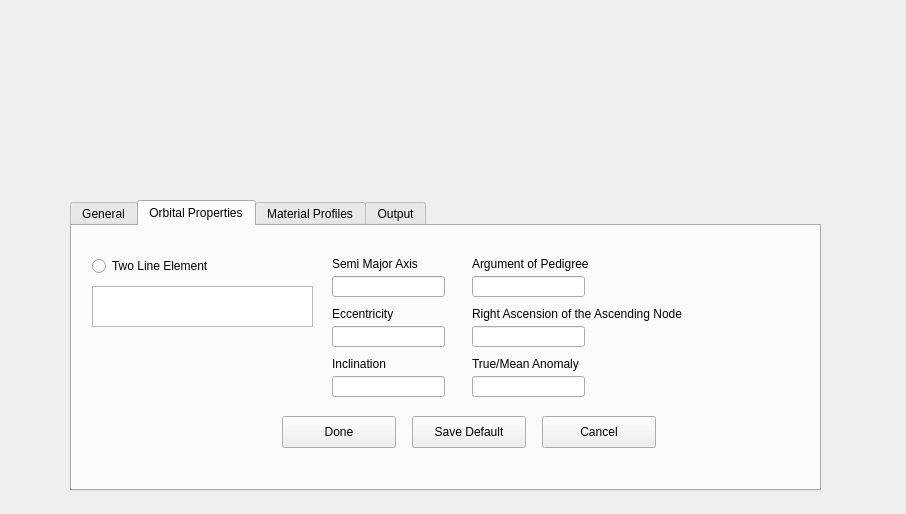
Before: the Qt Designer form XMLWidget/inputpage.ui in agiron123/3DPhotovoltaics, drawn with Qt 5.
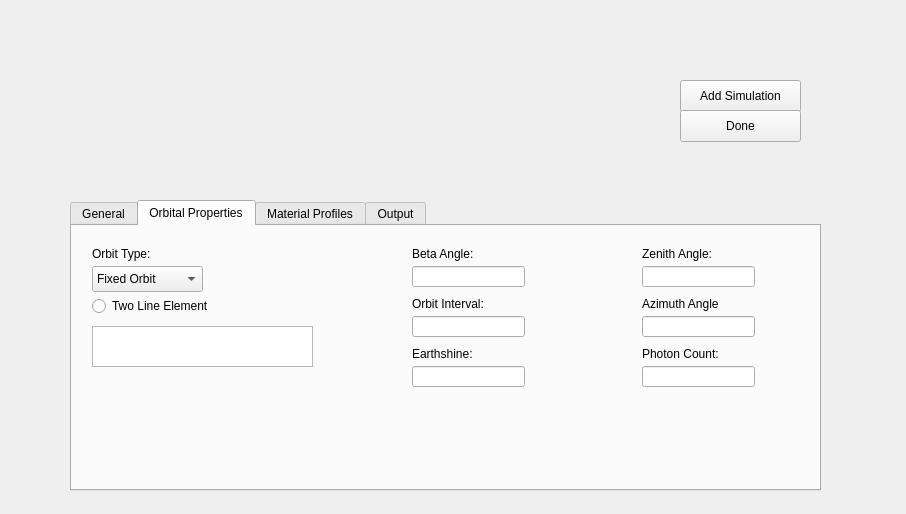
After: the same form once the commit is applied. The open tabs and pages were chosen to show the change.

What changed in the file:
```diff
--- a/XMLWidget/inputpage.ui
+++ b/XMLWidget/inputpage.ui
@@ -140,16 +140,6 @@
       </rect>
      </property>
     </widget>
-    <widget class="QLineEdit" name="beta_angle">
-     <property name="geometry">
-      <rect>
-       <x>230</x>
-       <y>40</y>
-       <width>113</width>
-       <height>21</height>
-      </rect>
-     </property>
-    </widget>
     <widget class="QPushButton" name="general_RunButton">
      <property name="geometry">
       <rect>
@@ -176,52 +166,6 @@
       <string>Cancel</string>
      </property>
     </widget>
-    <widget class="QLabel" name="label_20">
-     <property name="geometry">
-      <rect>
-       <x>80</x>
-       <y>120</y>
-       <width>121</width>
-       <height>16</height>
-      </rect>
-     </property>
-     <property name="text">
-      <string>Earthshine</string>
-     </property>
-    </widget>
-    <widget class="QLineEdit" name="earthshine">
-     <property name="geometry">
-      <rect>
-       <x>80</x>
-       <y>140</y>
-       <width>113</width>
-       <height>21</height>
-      </rect>
-     </property>
-    </widget>
-    <widget class="QLabel" name="label_21">
-     <property name="geometry">
-      <rect>
-       <x>230</x>
-       <y>70</y>
-       <width>121</width>
-       <height>16</height>
-      </rect>
-     </property>
-     <property name="text">
-      <string>Orbit Interval</string>
-     </property>
-    </widget>
-    <widget class="QLineEdit" name="orbit_interval">
-     <property name="geometry">
-      <rect>
-       <x>230</x>
-       <y>90</y>
-       <width>113</width>
-       <height>21</height>
-      </rect>
-     </property>
-    </widget>
    </widget>
    <widget class="QWidget" name="tab_2">
     <attribute name="title">
@@ -231,7 +175,7 @@
      <property name="geometry">
       <rect>
        <x>20</x>
-       <y>30</y>
+       <y>70</y>
        <width>141</width>
        <height>20</height>
       </rect>
@@ -244,189 +188,183 @@
      <property name="geometry">
       <rect>
        <x>20</x>
-       <y>60</y>
+       <y>100</y>
        <width>221</width>
        <height>41</height>
       </rect>
      </property>
     </widget>
+    <widget class="QComboBox" name="orbital_properties">
+     <property name="geometry">
+      <rect>
+       <x>20</x>
+       <y>40</y>
+       <width>111</width>
+       <height>26</height>
+      </rect>
+     </property>
+     <item>
+      <property name="text">
+       <string>Fixed Orbit</string>
+      </property>
+     </item>
+     <item>
+      <property name="text">
+       <string>Real Orbit</string>
+      </property>
+     </item>
+    </widget>
+    <widget class="QLabel" name="label_22">
+     <property name="geometry">
+      <rect>
+       <x>20</x>
+       <y>20</y>
+       <width>121</width>
+       <height>16</height>
+      </rect>
+     </property>
+     <property name="text">
+      <string>Orbit Type:</string>
+     </property>
+    </widget>
+    <widget class="QLineEdit" name="beta_angle">
+     <property name="geometry">
+      <rect>
+       <x>340</x>
+       <y>40</y>
+       <width>113</width>
+       <height>21</height>
+      </rect>
+     </property>
+    </widget>
+    <widget class="QLineEdit" name="interval">
+     <property name="geometry">
+      <rect>
+       <x>340</x>
+       <y>90</y>
+       <width>113</width>
+       <height>21</height>
+      </rect>
+     </property>
+    </widget>
+    <widget class="QLineEdit" name="earthshine">
+     <property name="geometry">
+      <rect>
+       <x>340</x>
+       <y>140</y>
+       <width>113</width>
+       <height>21</height>
+      </rect>
+     </property>
+    </widget>
+    <widget class="QLabel" name="label_5">
+     <property name="geometry">
+      <rect>
+       <x>340</x>
+       <y>20</y>
+       <width>81</width>
+       <height>16</height>
+      </rect>
+     </property>
+     <property name="text">
+      <string>Beta Angle:</string>
+     </property>
+    </widget>
+    <widget class="QLabel" name="label_6">
+     <property name="geometry">
+      <rect>
+       <x>340</x>
+       <y>70</y>
+       <width>91</width>
+       <height>16</height>
+      </rect>
+     </property>
+     <property name="text">
+      <string>Orbit Interval:</string>
+     </property>
+    </widget>
+    <widget class="QLabel" name="label_7">
+     <property name="geometry">
+      <rect>
+       <x>340</x>
+       <y>120</y>
+       <width>91</width>
+       <height>16</height>
+      </rect>
+     </property>
+     <property name="text">
+      <string>Earthshine:</string>
+     </property>
+    </widget>
     <widget class="QLabel" name="label_9">
      <property name="geometry">
       <rect>
-       <x>260</x>
-       <y>30</y>
-       <width>121</width>
+       <x>570</x>
+       <y>20</y>
+       <width>101</width>
        <height>16</height>
       </rect>
      </property>
      <property name="text">
-      <string>Semi Major Axis</string>
+      <string>Zenith Angle:</string>
+     </property>
+    </widget>
+    <widget class="QLineEdit" name="zenith_angle">
+     <property name="geometry">
+      <rect>
+       <x>570</x>
+       <y>40</y>
+       <width>113</width>
+       <height>21</height>
+      </rect>
      </property>
     </widget>
     <widget class="QLabel" name="label_10">
      <property name="geometry">
       <rect>
-       <x>260</x>
-       <y>80</y>
-       <width>121</width>
+       <x>570</x>
+       <y>70</y>
+       <width>111</width>
        <height>16</height>
       </rect>
      </property>
      <property name="text">
-      <string>Eccentricity</string>
+      <string>Azimuth Angle</string>
+     </property>
+    </widget>
+    <widget class="QLineEdit" name="azimuth_angle">
+     <property name="geometry">
+      <rect>
+       <x>570</x>
+       <y>90</y>
+       <width>113</width>
+       <height>21</height>
+      </rect>
      </property>
     </widget>
     <widget class="QLabel" name="label_11">
      <property name="geometry">
       <rect>
-       <x>260</x>
-       <y>130</y>
-       <width>121</width>
+       <x>570</x>
+       <y>120</y>
+       <width>91</width>
        <height>16</height>
       </rect>
      </property>
      <property name="text">
-      <string>Inclination</string>
+      <string>Photon Count:</string>
      </property>
     </widget>
-    <widget class="QLabel" name="label_12">
+    <widget class="QLineEdit" name="photon_count">
      <property name="geometry">
       <rect>
-       <x>400</x>
-       <y>30</y>
-       <width>141</width>
-       <height>16</height>
-      </rect>
-     </property>
-     <property name="text">
-      <string>Argument of Pedigree</string>
-     </property>
-    </widget>
-    <widget class="QLabel" name="label_13">
-     <property name="geometry">
-      <rect>
-       <x>400</x>
-       <y>80</y>
-       <width>251</width>
-       <height>16</height>
-      </rect>
-     </property>
-     <property name="text">
-      <string>Right Ascension of the Ascending Node</string>
-     </property>
-    </widget>
-    <widget class="QLabel" name="label_14">
-     <property name="geometry">
-      <rect>
-       <x>400</x>
-       <y>130</y>
-       <width>251</width>
-       <height>16</height>
-      </rect>
-     </property>
-     <property name="text">
-      <string>True/Mean Anomaly</string>
-     </property>
-    </widget>
-    <widget class="QLineEdit" name="lineEdit_8">
-     <property name="geometry">
-      <rect>
-       <x>260</x>
-       <y>50</y>
+       <x>570</x>
+       <y>140</y>
        <width>113</width>
        <height>21</height>
       </rect>
      </property>
     </widget>
-    <widget class="QLineEdit" name="lineEdit_9">
-     <property name="geometry">
-      <rect>
-       <x>400</x>
-       <y>50</y>
-       <width>113</width>
-       <height>21</height>
-      </rect>
-     </property>
-    </widget>
-    <widget class="QLineEdit" name="lineEdit_10">
-     <property name="geometry">
-      <rect>
-       <x>260</x>
-       <y>100</y>
-       <width>113</width>
-       <height>21</height>
-      </rect>
-     </property>
-    </widget>
-    <widget class="QLineEdit" name="lineEdit_11">
-     <property name="geometry">
-      <rect>
-       <x>400</x>
-       <y>100</y>
-       <width>113</width>
-       <height>21</height>
-      </rect>
-     </property>
-    </widget>
-    <widget class="QLineEdit" name="lineEdit_12">
-     <property name="geometry">
-      <rect>
-       <x>400</x>
-       <y>150</y>
-       <width>113</width>
-       <height>21</height>
-      </rect>
-     </property>
-    </widget>
-    <widget class="QLineEdit" name="lineEdit_13">
-     <property name="geometry">
-      <rect>
-       <x>260</x>
-       <y>150</y>
-       <width>113</width>
-       <height>21</height>
-      </rect>
-     </property>
-    </widget>
-    <widget class="QPushButton" name="orbitalProperties_DoneButton">
-     <property name="geometry">
-      <rect>
-       <x>210</x>
-       <y>190</y>
-       <width>114</width>
-       <height>32</height>
-      </rect>
-     </property>
-     <property name="text">
-      <string>Done</string>
-     </property>
-    </widget>
-    <widget class="QPushButton" name="orbitalProperties_SaveDefaultButton">
-     <property name="geometry">
-      <rect>
-       <x>340</x>
-       <y>190</y>
-       <width>114</width>
-       <height>32</height>
-      </rect>
-     </property>
-     <property name="text">
-      <string>Save Default</string>
-     </property>
-    </widget>
-    <widget class="QPushButton" name="orbitalProperties_CancelButton">
-     <property name="geometry">
-      <rect>
-       <x>470</x>
-       <y>190</y>
-       <width>114</width>
-       <height>32</height>
-      </rect>
-     </property>
-     <property name="text">
-      <string>Cancel</string>
-     </property>
-    </widget>
    </widget>
    <widget class="QWidget" name="tab_3">
     <attribute name="title">
@@ -968,8 +906,32 @@
     </widget>
    </widget>
   </widget>
-  <zorder>tabWidget</zorder>
-  <zorder>panel_orientation</zorder>
+  <widget class="QPushButton" name="pushButton">
+   <property name="geometry">
+    <rect>
+     <x>680</x>
+     <y>80</y>
+     <width>121</width>
+     <height>32</height>
+    </rect>
+   </property>
+   <property name="text">
+    <string>Add Simulation</string>
+   </property>
+  </widget>
+  <widget class="QPushButton" name="pushButton_2">
+   <property name="geometry">
+    <rect>
+     <x>680</x>
+     <y>110</y>
+     <width>121</width>
+     <height>32</height>
+    </rect>
+   </property>
+   <property name="text">
+    <string>Done</string>
+   </property>
+  </widget>
  </widget>
  <resources/>
  <connections/>
```
Left out of the diff: 79 changed lines with no effect on the pictures.
